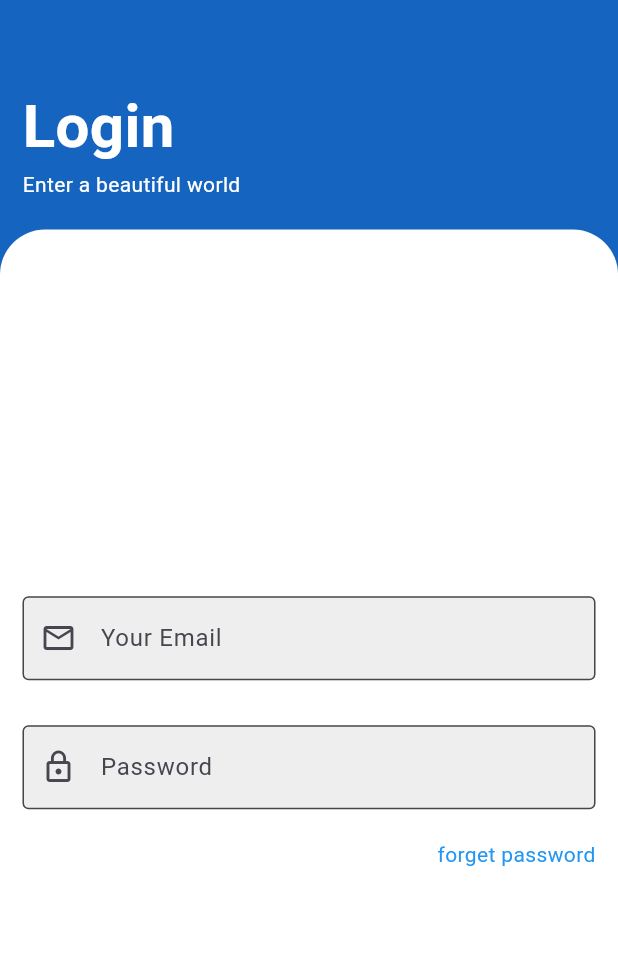
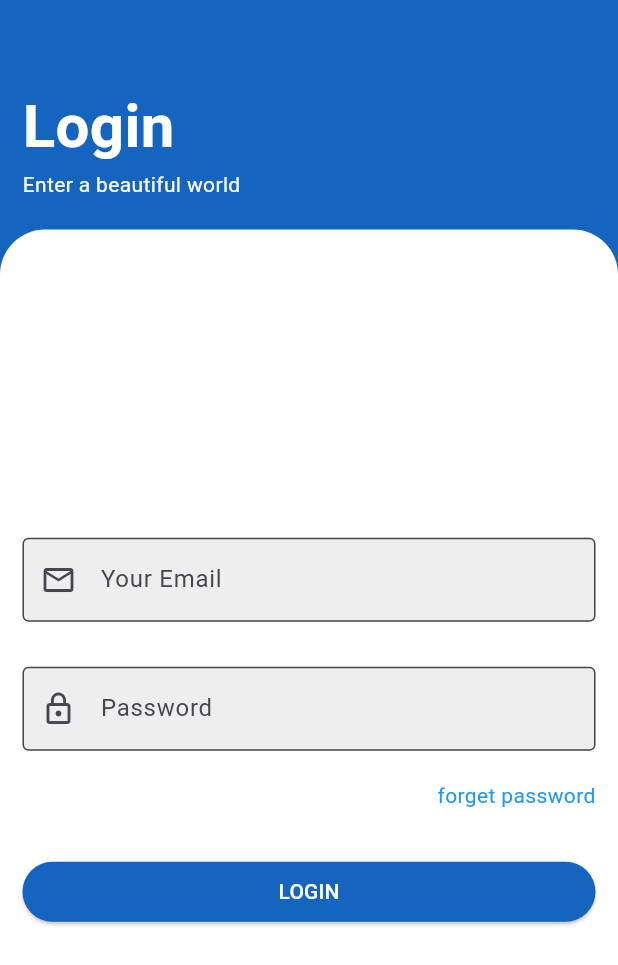
Before and after one commit to AnJasid/app_to_do_list, a Flutter app: the screen it shows after launch, on a phone screen of 412 x 824 dp. Shown: the top 965 px of the screen. Run offline on Flutter 3.47's test engine with Material 3 defaults, Android fonts, the phone set to English and light mode, and no system bars.

Commit message:
update login screen: add button

```diff
--- a/lib/screens/login_screen.dart
+++ b/lib/screens/login_screen.dart
@@ -76,9 +76,33 @@ class LoginScreen extends StatelessWidget {
                   SizedBox(height: 20),
                   Padding(
                     padding: EdgeInsets.symmetric(horizontal: 15),
-                    child: Text(
-                      'forget password',
-                      style: TextStyle(color: Colors.blue),
+                    child: GestureDetector(
+                      onTap: () {
+                        print('Hello');
+                      },
+                      child: Text(
+                        'forget password',
+                        style: TextStyle(color: Colors.blue),
+                      ),
+                    ),
+                  ),
+                  SizedBox(height: 30),
+                  Padding(
+                    padding: EdgeInsets.symmetric(horizontal: 15),
+                    child: SizedBox(
+                      width: double.infinity,
+                      child: ElevatedButton(
+                        style: ElevatedButton.styleFrom(
+                          backgroundColor: Colors.blue[800],
+                        ),
+                        onPressed: () {},
+                        child: Text(
+                          'LOGIN',
+                          style: TextStyle(
+                            color: Colors.white,
+                          ),
+                        ),
+                      ),
                     ),
                   ),
                 ],
```
